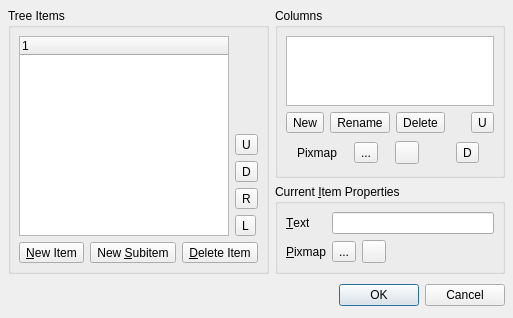
Old version of the form tools/designer/src/components/taskmenu/treewidgeteditor.ui in the repository arnt/qt-history2.
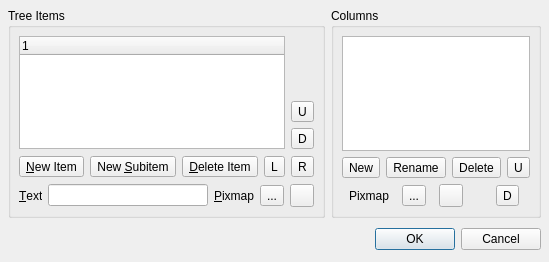
New version of the form.

Commit message:
Fixes:    Icons taken from designer 3.3, small layout change
[git-p4: depot-paths = "//depot/qt/main/": change = 195162]

What changed in the file:
```diff
--- a/tools/designer/src/components/taskmenu/treewidgeteditor.ui
+++ b/tools/designer/src/components/taskmenu/treewidgeteditor.ui
@@ -19,8 +19,8 @@
    <rect>
     <x>0</x>
     <y>0</y>
-    <width>453</width>
-    <height>303</height>
+    <width>456</width>
+    <height>262</height>
    </rect>
   </property>
   <property name="windowTitle" >
@@ -33,91 +33,7 @@
    <property name="spacing" >
     <number>6</number>
    </property>
-   <item row="1" column="1" >
-    <widget class="QGroupBox" name="currentItemBox" >
-     <property name="title" >
-      <string>Current &amp;Item Properties</string>
-     </property>
-     <layout class="QGridLayout" >
-      <property name="margin" >
-       <number>8</number>
-      </property>
-      <property name="spacing" >
-       <number>6</number>
-      </property>
-      <item row="1" column="3" >
-       <spacer>
-        <property name="orientation" >
-         <enum>Qt::Horizontal</enum>
-        </property>
-        <property name="sizeType" >
-         <enum>QSizePolicy::Minimum</enum>
-        </property>
-        <property name="sizeHint" >
-         <size>
-          <width>40</width>
-          <height>20</height>
-         </size>
-        </property>
-       </spacer>
-      </item>
-      <item row="1" column="2" >
-       <widget class="QToolButton" name="deletePixmapItemButton" >
-        <property name="text" >
-         <string/>
-        </property>
-       </widget>
-      </item>
-      <item row="1" column="1" >
-       <widget class="QToolButton" name="previewPixmapItemButton" >
-        <property name="text" >
-         <string>...</string>
-        </property>
-       </widget>
-      </item>
-      <item row="0" column="1" colspan="3" >
-       <widget class="QLineEdit" name="itemTextLineEdit" />
-      </item>
-      <item row="1" column="0" >
-       <widget class="QLabel" name="label_2" >
-        <property name="sizePolicy" >
-         <sizepolicy>
-          <hsizetype>0</hsizetype>
-          <vsizetype>5</vsizetype>
-          <horstretch>0</horstretch>
-          <verstretch>0</verstretch>
-         </sizepolicy>
-        </property>
-        <property name="text" >
-         <string>&amp;Pixmap</string>
-        </property>
-        <property name="buddy" >
-         <cstring>previewPixmapItemButton</cstring>
-        </property>
-       </widget>
-      </item>
-      <item row="0" column="0" >
-       <widget class="QLabel" name="label" >
-        <property name="sizePolicy" >
-         <sizepolicy>
-          <hsizetype>0</hsizetype>
-          <vsizetype>5</vsizetype>
-          <horstretch>0</horstretch>
-          <verstretch>0</verstretch>
-         </sizepolicy>
-        </property>
-        <property name="text" >
-         <string>&amp;Text</string>
-        </property>
-        <property name="buddy" >
-         <cstring>itemTextLineEdit</cstring>
-        </property>
-       </widget>
-      </item>
-     </layout>
-    </widget>
-   </item>
-   <item rowspan="2" row="0" column="0" >
+   <item row="0" column="0" >
     <widget class="QGroupBox" name="itemsBox" >
      <property name="title" >
       <string>Tree Items</string>
@@ -129,6 +45,86 @@
       <property name="spacing" >
        <number>6</number>
       </property>
+      <item row="2" column="0" colspan="2" >
+       <widget class="QFrame" name="currentItemBox" >
+        <property name="frameShape" >
+         <enum>QFrame::NoFrame</enum>
+        </property>
+        <property name="frameShadow" >
+         <enum>QFrame::Plain</enum>
+        </property>
+        <layout class="QHBoxLayout" >
+         <property name="margin" >
+          <number>0</number>
+         </property>
+         <property name="spacing" >
+          <number>6</number>
+         </property>
+         <item>
+          <widget class="QLabel" name="label1" >
+           <property name="sizePolicy" >
+            <sizepolicy>
+             <hsizetype>0</hsizetype>
+             <vsizetype>5</vsizetype>
+             <horstretch>0</horstretch>
+             <verstretch>0</verstretch>
+            </sizepolicy>
+           </property>
+           <property name="text" >
+            <string>&amp;Text</string>
+           </property>
+           <property name="buddy" >
+            <cstring>itemTextLineEdit</cstring>
+           </property>
+          </widget>
+         </item>
+         <item>
+          <widget class="QLineEdit" name="itemTextLineEdit" >
+           <property name="sizePolicy" >
+            <sizepolicy>
+             <hsizetype>13</hsizetype>
+             <vsizetype>0</vsizetype>
+             <horstretch>0</horstretch>
+             <verstretch>0</verstretch>
+            </sizepolicy>
+           </property>
+          </widget>
+         </item>
+         <item>
+          <widget class="QLabel" name="label2" >
+           <property name="sizePolicy" >
+            <sizepolicy>
+             <hsizetype>0</hsizetype>
+             <vsizetype>5</vsizetype>
+             <horstretch>0</horstretch>
+             <verstretch>0</verstretch>
+            </sizepolicy>
+           </property>
+           <property name="text" >
+            <string>&amp;Pixmap</string>
+           </property>
+           <property name="buddy" >
+            <cstring>previewPixmapItemButton</cstring>
+           </property>
+          </widget>
+         </item>
+         <item>
+          <widget class="QToolButton" name="previewPixmapItemButton" >
+           <property name="text" >
+            <string>...</string>
+           </property>
+          </widget>
+         </item>
+         <item>
+          <widget class="QToolButton" name="deletePixmapItemButton" >
+           <property name="text" >
+            <string/>
+           </property>
+          </widget>
+         </item>
+        </layout>
+       </widget>
+      </item>
       <item row="0" column="1" >
        <layout class="QVBoxLayout" >
         <property name="margin" >
@@ -144,8 +140,8 @@
           </property>
           <property name="sizeHint" >
            <size>
-            <width>20</width>
-            <height>111</height>
+            <width>22</width>
+            <height>16</height>
            </size>
           </property>
          </spacer>
@@ -164,20 +160,6 @@
           </property>
          </widget>
         </item>
-        <item>
-         <widget class="QToolButton" name="moveItemRightButton" >
-          <property name="text" >
-           <string>R</string>
-          </property>
-         </widget>
-        </item>
-        <item>
-         <widget class="QToolButton" name="moveItemLeftButton" >
-          <property name="text" >
-           <string>L</string>
-          </property>
-         </widget>
-        </item>
        </layout>
       </item>
       <item row="0" column="0" >
@@ -223,18 +205,32 @@
           </property>
           <property name="sizeHint" >
            <size>
-            <width>40</width>
-            <height>20</height>
+            <width>21</width>
+            <height>23</height>
            </size>
           </property>
          </spacer>
         </item>
+        <item>
+         <widget class="QToolButton" name="moveItemLeftButton" >
+          <property name="text" >
+           <string>L</string>
+          </property>
+         </widget>
+        </item>
+        <item>
+         <widget class="QToolButton" name="moveItemRightButton" >
+          <property name="text" >
+           <string>R</string>
+          </property>
+         </widget>
+        </item>
        </layout>
       </item>
      </layout>
     </widget>
    </item>
-   <item row="2" column="0" colspan="2" >
+   <item row="1" column="0" colspan="2" >
     <layout class="QHBoxLayout" >
      <property name="margin" >
       <number>0</number>
@@ -290,7 +286,7 @@
        <widget class="QListWidget" name="listWidget" >
         <property name="sizePolicy" >
          <sizepolicy>
-          <hsizetype>5</hsizetype>
+          <hsizetype>13</hsizetype>
           <vsizetype>7</vsizetype>
           <horstretch>0</horstretch>
           <verstretch>0</verstretch>
@@ -336,7 +332,7 @@
            <enum>Qt::Horizontal</enum>
           </property>
           <property name="sizeType" >
-           <enum>QSizePolicy::Minimum</enum>
+           <enum>QSizePolicy::Ignored</enum>
           </property>
           <property name="sizeHint" >
            <size>
@@ -398,12 +394,12 @@
            <enum>Qt::Horizontal</enum>
           </property>
           <property name="sizeType" >
-           <enum>QSizePolicy::Minimum</enum>
+           <enum>QSizePolicy::Ignored</enum>
           </property>
           <property name="sizeHint" >
            <size>
             <width>20</width>
-            <height>28</height>
+            <height>10</height>
            </size>
           </property>
          </spacer>
```
Left out of the diff: 3 changed lines with no effect on the pictures. The commit also changes 11 other files.
